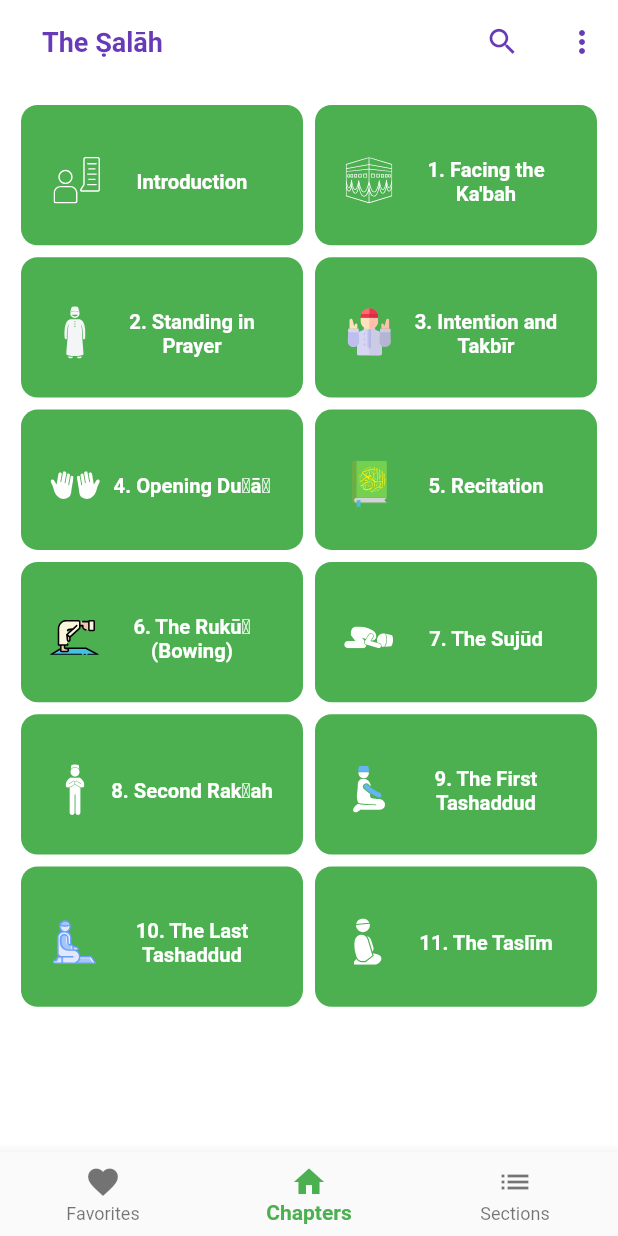
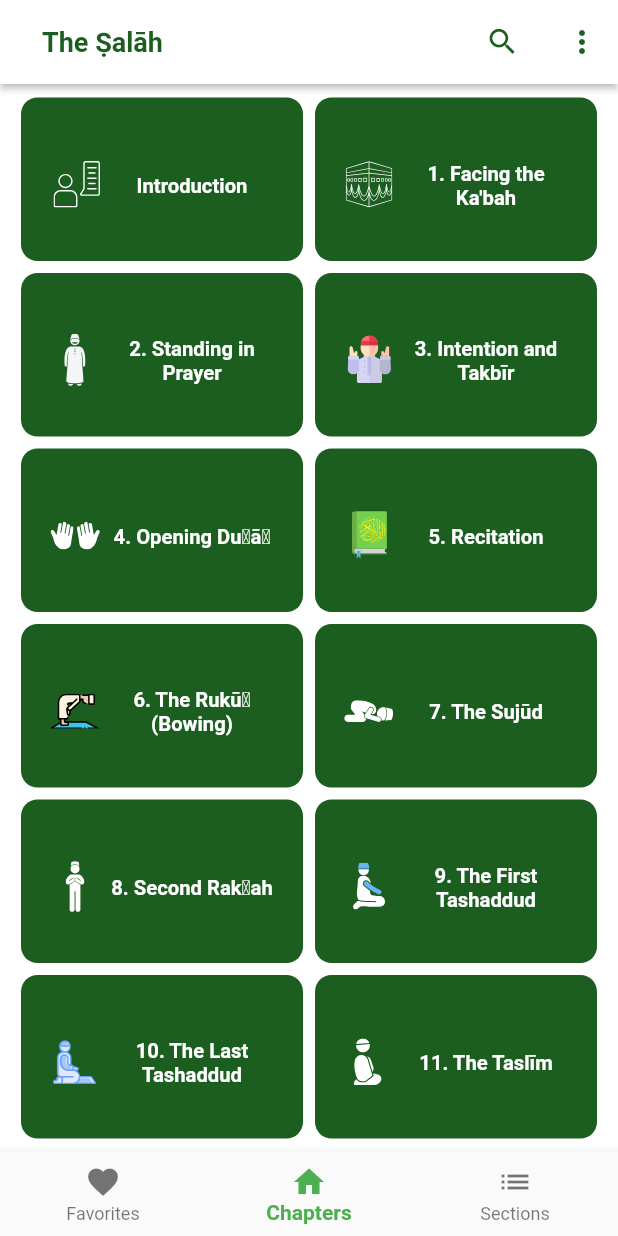
Before and after one commit to sheikhhanif/theprophetprayer, a Flutter app: the screen it shows after launch, on a phone screen of 412 x 824 dp. Run offline on Flutter 3.47's test engine with Material 2 defaults, Android fonts, the phone set to English and light mode, and no system bars; our stand-ins replace flutter_html, flutter_svg, share, shared_preferences; missing offline and left inert: simple_html_css; Roboto replaces fonts that are missing (Muli).

Commit message:
pixel perfect

```diff
--- a/lib/screens/home/home_screen.dart
+++ b/lib/screens/home/home_screen.dart
@@ -29,20 +29,20 @@ class HomeBody extends StatelessWidget {
   Widget build(BuildContext context) {
     int count;
     if (MediaQuery.of(context).orientation == Orientation.landscape){
-      count = 4;
+      count = 3;
     } else{
       count = 2;
     }
     return Container(
-      padding: EdgeInsets.all(10),
+      padding: EdgeInsets.fromLTRB(10,5,10,5),
       child: GridView.builder(
         gridDelegate:
-        SliverGridDelegateWithFixedCrossAxisCount(crossAxisCount: 2,
-            childAspectRatio: MediaQuery.of(context).size.aspectRatio/0.259,
+        SliverGridDelegateWithFixedCrossAxisCount(crossAxisCount: count,
+            mainAxisExtent: (MediaQuery.of(context).size.longestSide-(Scaffold.of(context).appBarMaxHeight!*2+10))/(categoryData.length/count),
         ),
         itemBuilder: (context, position) {
           return Card(
-            color: Colors.green.shade500,
+            color: Colors.green.shade900,
             shape: RoundedRectangleBorder(
               borderRadius: const BorderRadius.all(Radius.circular(11)),
             ),
--- a/lib/screens/search/search_screen.dart
+++ b/lib/screens/search/search_screen.dart
@@ -8,7 +8,7 @@ class CustomSearchDelegate extends SearchDelegate {
   List<Widget> buildActions(BuildContext context) {
     return [
       IconButton(
-        icon: Icon(Icons.clear, color: Colors.deepPurple.shade400,),
+        icon: Icon(Icons.clear, color: Colors.green.shade900,),
         onPressed: () {
           query = '';
         },
@@ -19,7 +19,7 @@ class CustomSearchDelegate extends SearchDelegate {
   @override
   Widget buildLeading(BuildContext context) {
     return IconButton(
-      icon: Icon(Icons.arrow_back, color: Colors.deepPurple.shade400,),
+      icon: Icon(Icons.arrow_back, color: Colors.green.shade900,),
       onPressed: () {
         close(context, null);
       },
--- a/lib/theme.dart
+++ b/lib/theme.dart
@@ -22,11 +22,11 @@ TextTheme textTheme() {
 AppBarTheme appBarTheme() {
   return AppBarTheme(
     color: Colors.white,
-    elevation: 0,
+    elevation: 2,
     brightness: Brightness.light,
-    iconTheme: IconThemeData(color: Colors.deepPurple),
+    iconTheme: IconThemeData(color: Colors.green.shade900),
     textTheme: TextTheme(
-      headline6: TextStyle(color: Colors.deepPurple, fontSize: 18),
+      headline6: TextStyle(color: Colors.green.shade900, fontSize: 18),
     ),
   );
 }
--- a/lib/widgets/appbarview.dart
+++ b/lib/widgets/appbarview.dart
@@ -91,7 +91,7 @@ class BuildAppBar extends StatelessWidget implements PreferredSizeWidget {
         mainAxisSize: MainAxisSize.min,
         children: [
           Text("The Ṣalāh", textAlign: TextAlign.center, style: TextStyle(
-            fontSize: 18, fontWeight: FontWeight.bold, color: Colors.deepPurple,
+            fontSize: 18, fontWeight: FontWeight.bold, color: Colors.green.shade900,
           ),),
 
           Padding(padding: EdgeInsets.all(10)),
--- a/lib/widgets/duaCard.dart
+++ b/lib/widgets/duaCard.dart
@@ -56,7 +56,7 @@ class _ContentCardViewState extends State<ContentCardView> {
     return Padding(
       padding: const EdgeInsets.all(4.0),
       child: Card(
-          elevation: 0.5,
+          elevation: 1,
           child: Column(
             children: [
               ListTile(
```
